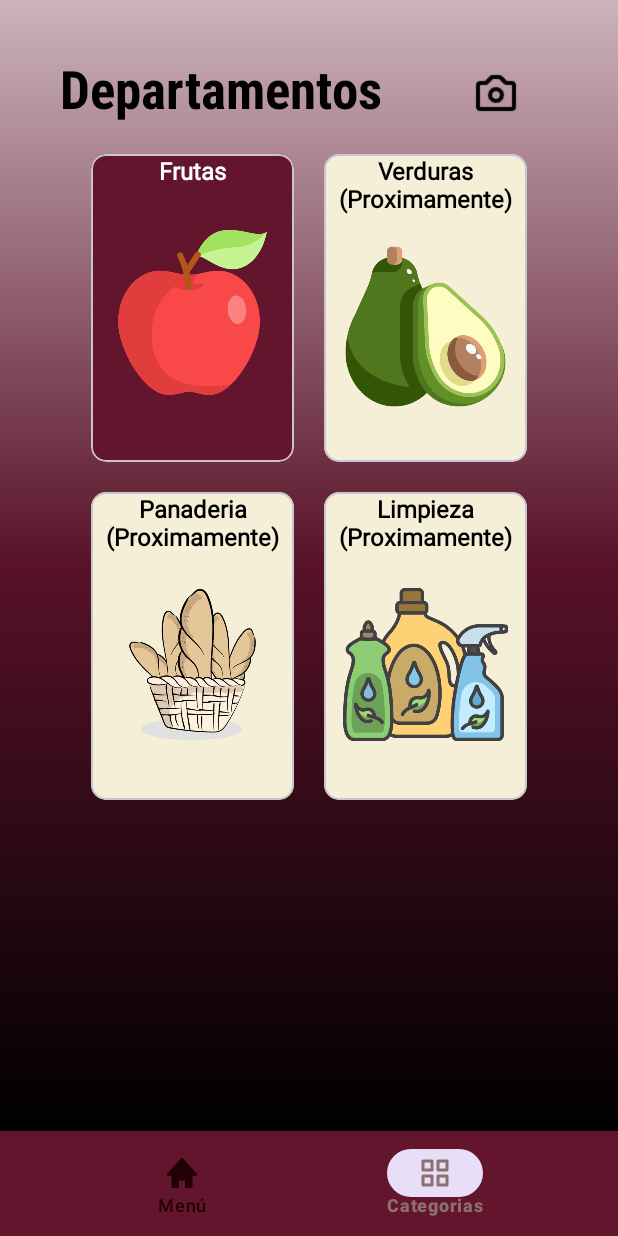
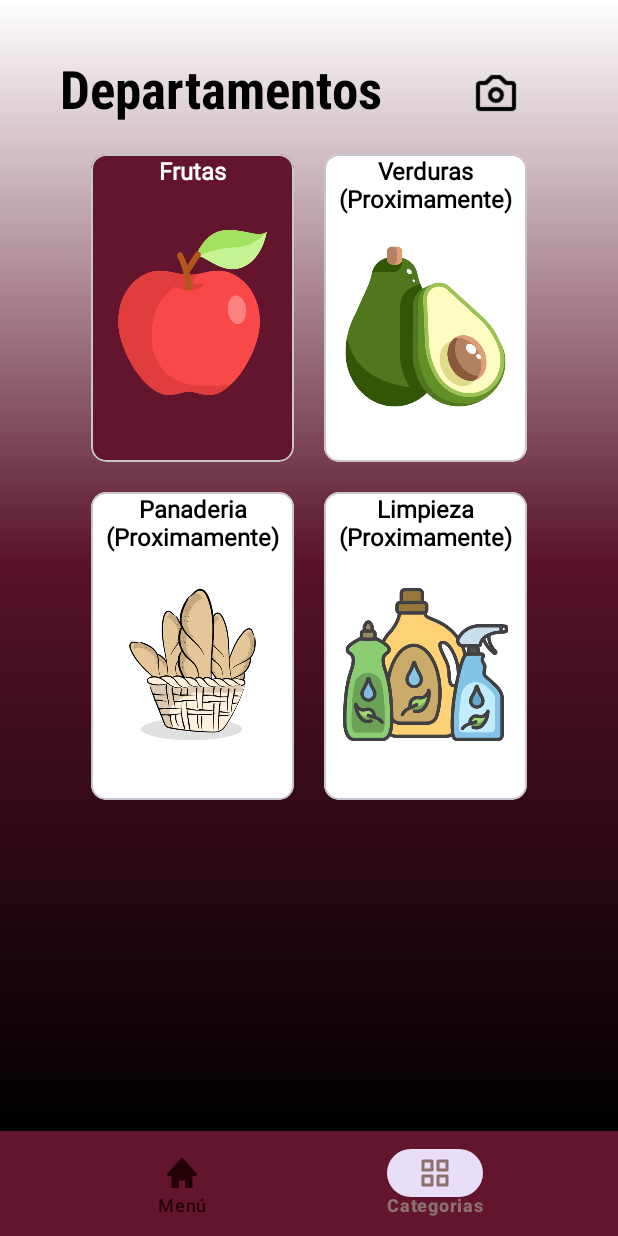
Before and after one commit to JonathanOlivares/Poli-Carrito, an Android app: the CategoriasFragment screen opened through its navigation route, on a phone screen of 412 x 824 dp. Run offline under Robolectric (Android 15) with nearby library versions, the phone set to English and light mode, and no system bars; our stand-ins replace navigation-ui.

```diff
--- a/app/src/main/res/drawable/background_gradient2.xml
+++ b/app/src/main/res/drawable/background_gradient2.xml
@@ -4,7 +4,7 @@
     <gradient
         android:startColor="#000000"
     android:centerColor="#581228"
-    android:endColor="#CCB3BB"
+    android:endColor="#FFFFFF"
     android:angle="90"
     android:type="linear"
     android:centerY="0.5"
--- a/app/src/main/res/layout/fragment_categorias.xml
+++ b/app/src/main/res/layout/fragment_categorias.xml
@@ -117,7 +117,7 @@
                         android:layout_width="135dp"
                         android:layout_height="match_parent"
                         android:layout_margin="10dp"
-                        android:backgroundTint="#F5EFD7"
+                        android:backgroundTint="#FFFFFF"
                         app:cardCornerRadius="10dp">
 
                         <LinearLayout
@@ -168,7 +168,7 @@
                         android:layout_width="135dp"
                         android:layout_height="match_parent"
                         android:layout_margin="10dp"
-                        android:backgroundTint="#F5EFD7"
+                        android:backgroundTint="#FFFFFF"
                         app:cardCornerRadius="10dp">
 
                         <LinearLayout
@@ -209,7 +209,7 @@
                         android:layout_width="135dp"
                         android:layout_height="match_parent"
                         android:layout_margin="10dp"
-                        android:backgroundTint="#F5EFD7"
+                        android:backgroundTint="#FFFFFF"
                         app:cardCornerRadius="10dp">
 
                         <LinearLayout
```
